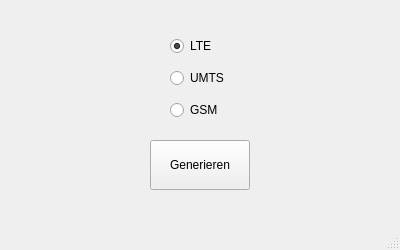
Above: user_interface/main_window.ui from pownyhof/visualisierung_ss20 before the change. Below: the same form after it.
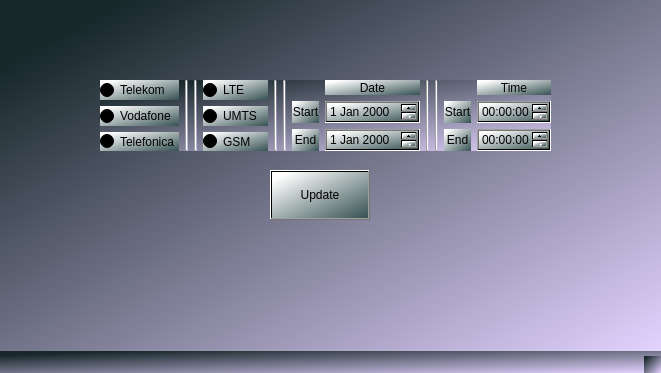
That is the form after the change.

Commit message: change dialog UI, added filter options

```diff
--- a/user_interface/main_window.ui
+++ b/user_interface/main_window.ui
@@ -6,23 +6,92 @@
    <rect>
        <x>0</x>
        <y>0</y>
-       <width>400</width>
-       <height>250</height>
+    <width>661</width>
+    <height>373</height>
    </rect>
   </property>
   <property name="windowTitle">
    <string>MainWindow</string>
   </property>
+  <property name="styleSheet">
+   <string notr="true">background-color: qlineargradient(spread:pad, x1:0.0852273, y1:0.102, x2:1, y2:1, stop:0 rgba(23, 39, 42, 255), stop:1 rgba(227, 211, 255, 255));</string>
+  </property>
   <widget class="QWidget" name="centralwidget">
-      <widget class="QWidget" name="verticalLayoutWidget">
+   <widget class="QPushButton" name="generate_button">
           <property name="geometry">
               <rect>
-                  <x>170</x>
-                  <y>30</y>
-                  <width>61</width>
-                  <height>97</height>
-              </rect>
-          </property>
+      <x>270</x>
+      <y>170</y>
+      <width>100</width>
+      <height>50</height>
+     </rect>
+    </property>
+    <property name="styleSheet">
+     <string notr="true">background-color: qlineargradient(spread:pad, x1:0.074, y1:0.107909, x2:1, y2:1, stop:0 rgba(255, 255, 255, 255), stop:1 rgba(54, 81, 82, 255));</string>
+    </property>
+    <property name="text">
+     <string>Update</string>
+    </property>
+   </widget>
+   <widget class="QWidget" name="layoutWidget">
+    <property name="geometry">
+     <rect>
+      <x>100</x>
+      <y>80</y>
+      <width>451</width>
+      <height>71</height>
+     </rect>
+    </property>
+    <layout class="QGridLayout" name="gridLayout_3">
+     <item row="0" column="2">
+      <widget class="Line" name="line_3">
+       <property name="orientation">
+        <enum>Qt::Vertical</enum>
+       </property>
+      </widget>
+     </item>
+     <item row="0" column="0">
+      <layout class="QVBoxLayout" name="verticalLayout_2">
+       <item>
+        <widget class="QRadioButton" name="telekom_button">
+         <property name="styleSheet">
+          <string notr="true">background-color: qlineargradient(spread:pad, x1:0.074, y1:0.107909, x2:1, y2:1, stop:0 rgba(255, 255, 255, 255), stop:1 rgba(54, 81, 82, 255));</string>
+         </property>
+         <property name="text">
+          <string>Telekom</string>
+         </property>
+        </widget>
+       </item>
+       <item>
+        <widget class="QRadioButton" name="vodafone_button">
+         <property name="styleSheet">
+          <string notr="true">background-color: qlineargradient(spread:pad, x1:0.074, y1:0.107909, x2:1, y2:1, stop:0 rgba(255, 255, 255, 255), stop:1 rgba(54, 81, 82, 255));</string>
+         </property>
+         <property name="text">
+          <string>Vodafone</string>
+         </property>
+        </widget>
+       </item>
+       <item>
+        <widget class="QRadioButton" name="telefonica_button">
+         <property name="styleSheet">
+          <string notr="true">background-color: qlineargradient(spread:pad, x1:0.074, y1:0.107909, x2:1, y2:1, stop:0 rgba(255, 255, 255, 255), stop:1 rgba(54, 81, 82, 255));</string>
+         </property>
+         <property name="text">
+          <string>Telefonica</string>
+         </property>
+        </widget>
+       </item>
+      </layout>
+     </item>
+     <item row="0" column="1">
+      <widget class="Line" name="line_4">
+       <property name="orientation">
+        <enum>Qt::Vertical</enum>
+       </property>
+      </widget>
+     </item>
+     <item row="0" column="3">
           <layout class="QVBoxLayout" name="verticalLayout" stretch="0,0,0">
               <property name="spacing">
                   <number>6</number>
@@ -44,6 +113,9 @@
                               <verstretch>0</verstretch>
                           </sizepolicy>
                       </property>
+         <property name="styleSheet">
+          <string notr="true">background-color: qlineargradient(spread:pad, x1:0.074, y1:0.107909, x2:1, y2:1, stop:0 rgba(255, 255, 255, 255), stop:1 rgba(54, 81, 82, 255));</string>
+         </property>
                       <property name="text">
                           <string>LTE</string>
                       </property>
@@ -54,32 +126,169 @@
      </item>
      <item>
       <widget class="QRadioButton" name="umts_button">
+         <property name="styleSheet">
+          <string notr="true">background-color: qlineargradient(spread:pad, x1:0.074, y1:0.107909, x2:1, y2:1, stop:0 rgba(255, 255, 255, 255), stop:1 rgba(54, 81, 82, 255));</string>
+         </property>
        <property name="text">
         <string>UMTS</string>
        </property>
       </widget>
      </item>
-              <item alignment="Qt::AlignLeft">
+       <item>
                   <widget class="QRadioButton" name="gsm_button">
+         <property name="styleSheet">
+          <string notr="true">background-color: qlineargradient(spread:pad, x1:0.074, y1:0.107909, x2:1, y2:1, stop:0 rgba(255, 255, 255, 255), stop:1 rgba(54, 81, 82, 255));</string>
+         </property>
                       <property name="text">
                           <string>GSM</string>
                       </property>
                   </widget>
               </item>
     </layout>
-   </widget>
-   <widget class="QPushButton" name="generate_button">
-    <property name="geometry">
-        <rect>
-            <x>150</x>
-            <y>140</y>
-            <width>100</width>
-            <height>50</height>
-        </rect>
-    </property>
+     </item>
+     <item row="0" column="4">
+      <widget class="Line" name="line">
+       <property name="orientation">
+        <enum>Qt::Vertical</enum>
+       </property>
+      </widget>
+     </item>
+     <item row="0" column="5">
+      <widget class="Line" name="line_2">
+       <property name="orientation">
+        <enum>Qt::Vertical</enum>
+       </property>
+      </widget>
+     </item>
+     <item row="0" column="9">
+      <layout class="QGridLayout" name="gridLayout_2">
+       <item row="2" column="0">
+        <widget class="QLabel" name="label_3">
+         <property name="styleSheet">
+          <string notr="true">background-color: qlineargradient(spread:pad, x1:0.074, y1:0.107909, x2:1, y2:1, stop:0 rgba(255, 255, 255, 255), stop:1 rgba(54, 81, 82, 255));</string>
+         </property>
     <property name="text">
-     <string>Generieren</string>
-    </property>
+          <string>End</string>
+         </property>
+         <property name="alignment">
+          <set>Qt::AlignCenter</set>
+         </property>
+        </widget>
+       </item>
+       <item row="0" column="1">
+        <widget class="QLabel" name="dateLabel_2">
+         <property name="styleSheet">
+          <string notr="true">background-color: qlineargradient(spread:pad, x1:0.074, y1:0.107909, x2:1, y2:1, stop:0 rgba(255, 255, 255, 255), stop:1 rgba(54, 81, 82, 255));</string>
+         </property>
+         <property name="text">
+          <string>Time</string>
+         </property>
+         <property name="alignment">
+          <set>Qt::AlignCenter</set>
+         </property>
+        </widget>
+       </item>
+       <item row="1" column="0">
+        <widget class="QLabel" name="label_4">
+         <property name="styleSheet">
+          <string notr="true">background-color: qlineargradient(spread:pad, x1:0.074, y1:0.107909, x2:1, y2:1, stop:0 rgba(255, 255, 255, 255), stop:1 rgba(54, 81, 82, 255));</string>
+         </property>
+         <property name="text">
+          <string>Start</string>
+         </property>
+         <property name="alignment">
+          <set>Qt::AlignCenter</set>
+         </property>
+        </widget>
+       </item>
+       <item row="1" column="1">
+        <widget class="QTimeEdit" name="timeEdit">
+         <property name="styleSheet">
+          <string notr="true">background-color: qlineargradient(spread:pad, x1:0.074, y1:0.107909, x2:1, y2:1, stop:0 rgba(255, 255, 255, 255), stop:1 rgba(54, 81, 82, 255));</string>
+         </property>
+        </widget>
+       </item>
+       <item row="2" column="1">
+        <widget class="QTimeEdit" name="timeEdit_2">
+         <property name="styleSheet">
+          <string notr="true">background-color: qlineargradient(spread:pad, x1:0.074, y1:0.107909, x2:1, y2:1, stop:0 rgba(255, 255, 255, 255), stop:1 rgba(54, 81, 82, 255));</string>
+         </property>
+        </widget>
+       </item>
+      </layout>
+     </item>
+     <item row="0" column="7">
+      <widget class="Line" name="line_5">
+       <property name="orientation">
+        <enum>Qt::Vertical</enum>
+       </property>
+      </widget>
+     </item>
+     <item row="0" column="6">
+      <layout class="QGridLayout" name="gridLayout">
+       <item row="2" column="0">
+        <widget class="QLabel" name="label_2">
+         <property name="styleSheet">
+          <string notr="true">background-color: qlineargradient(spread:pad, x1:0.074, y1:0.107909, x2:1, y2:1, stop:0 rgba(255, 255, 255, 255), stop:1 rgba(54, 81, 82, 255));</string>
+         </property>
+         <property name="text">
+          <string>End</string>
+         </property>
+         <property name="alignment">
+          <set>Qt::AlignCenter</set>
+         </property>
+        </widget>
+       </item>
+       <item row="0" column="1">
+        <widget class="QLabel" name="dateLabel">
+         <property name="styleSheet">
+          <string notr="true">background-color: qlineargradient(spread:pad, x1:0.074, y1:0.107909, x2:1, y2:1, stop:0 rgba(255, 255, 255, 255), stop:1 rgba(54, 81, 82, 255));</string>
+         </property>
+         <property name="text">
+          <string>Date</string>
+         </property>
+         <property name="alignment">
+          <set>Qt::AlignCenter</set>
+         </property>
+        </widget>
+       </item>
+       <item row="1" column="1">
+        <widget class="QDateEdit" name="startDate">
+         <property name="styleSheet">
+          <string notr="true">background-color: qlineargradient(spread:pad, x1:0.074, y1:0.107909, x2:1, y2:1, stop:0 rgba(255, 255, 255, 255), stop:1 rgba(54, 81, 82, 255));</string>
+         </property>
+        </widget>
+       </item>
+       <item row="2" column="1">
+        <widget class="QDateEdit" name="endDate">
+         <property name="styleSheet">
+          <string notr="true">background-color: qlineargradient(spread:pad, x1:0.074, y1:0.107909, x2:1, y2:1, stop:0 rgba(255, 255, 255, 255), stop:1 rgba(54, 81, 82, 255));</string>
+         </property>
+        </widget>
+       </item>
+       <item row="1" column="0">
+        <widget class="QLabel" name="label">
+         <property name="styleSheet">
+          <string notr="true">background-color: qlineargradient(spread:pad, x1:0.074, y1:0.107909, x2:1, y2:1, stop:0 rgba(255, 255, 255, 255), stop:1 rgba(54, 81, 82, 255));</string>
+         </property>
+         <property name="text">
+          <string>Start</string>
+         </property>
+         <property name="alignment">
+          <set>Qt::AlignCenter</set>
+         </property>
+        </widget>
+       </item>
+      </layout>
+     </item>
+     <item row="0" column="8">
+      <widget class="Line" name="line_6">
+       <property name="orientation">
+        <enum>Qt::Vertical</enum>
+       </property>
+      </widget>
+     </item>
+    </layout>
    </widget>
   </widget>
   <widget class="QMenuBar" name="menubar">
```
Left out of the diff: 2 changed lines with no effect on the pictures. Lines whose indentation alone changed are shown as unchanged. The commit also changes 1 other file.
